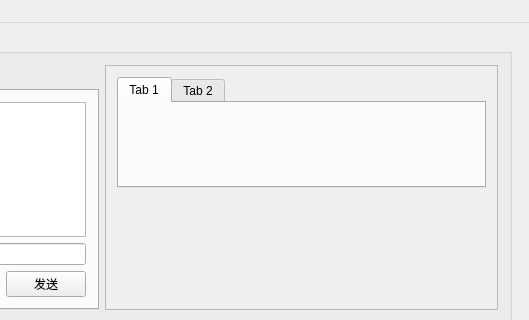
First picture: the form in mainwindow.ui, repository Ncerzzk/serial_scope, before the edit; both pictures show x 980 to 1509 and y 0 to 320 of the 1509 by 800 pixel window.
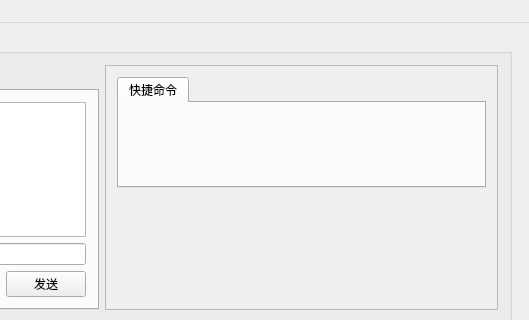
Second picture: the form after the edit. Icons and pictures are not drawn.

What changed in the file:
```diff
--- a/mainwindow.ui
+++ b/mainwindow.ui
@@ -570,7 +570,7 @@
                 <widget class="QTabWidget" name="tabWidget_2">
                  <widget class="QWidget" name="tab_fast_button">
                   <attribute name="title">
-                   <string>Tab 1</string>
+                   <string>快捷命令</string>
                   </attribute>
                   <layout class="QGridLayout" name="gridLayout_5">
                    <item row="0" column="0">
@@ -578,11 +578,6 @@
                    </item>
                   </layout>
                  </widget>
-                 <widget class="QWidget" name="tab_3">
-                  <attribute name="title">
-                   <string>Tab 2</string>
-                  </attribute>
-                 </widget>
                 </widget>
                </item>
               </layout>
```
Left out of the diff: 3 changed lines with no effect on the pictures.
